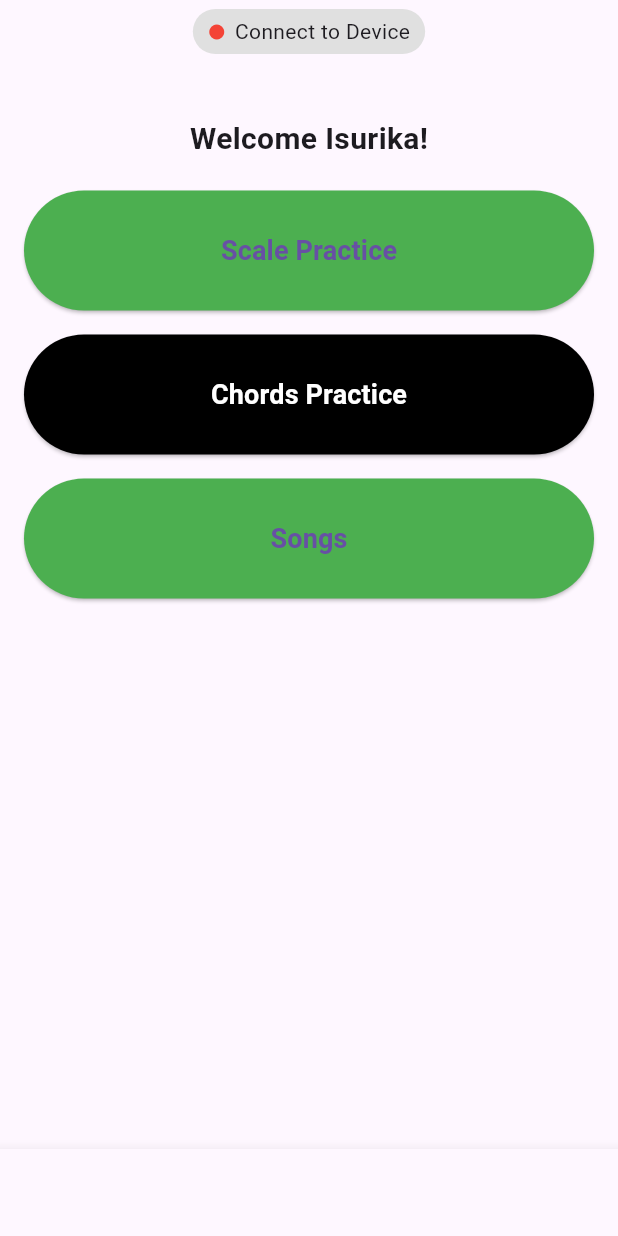
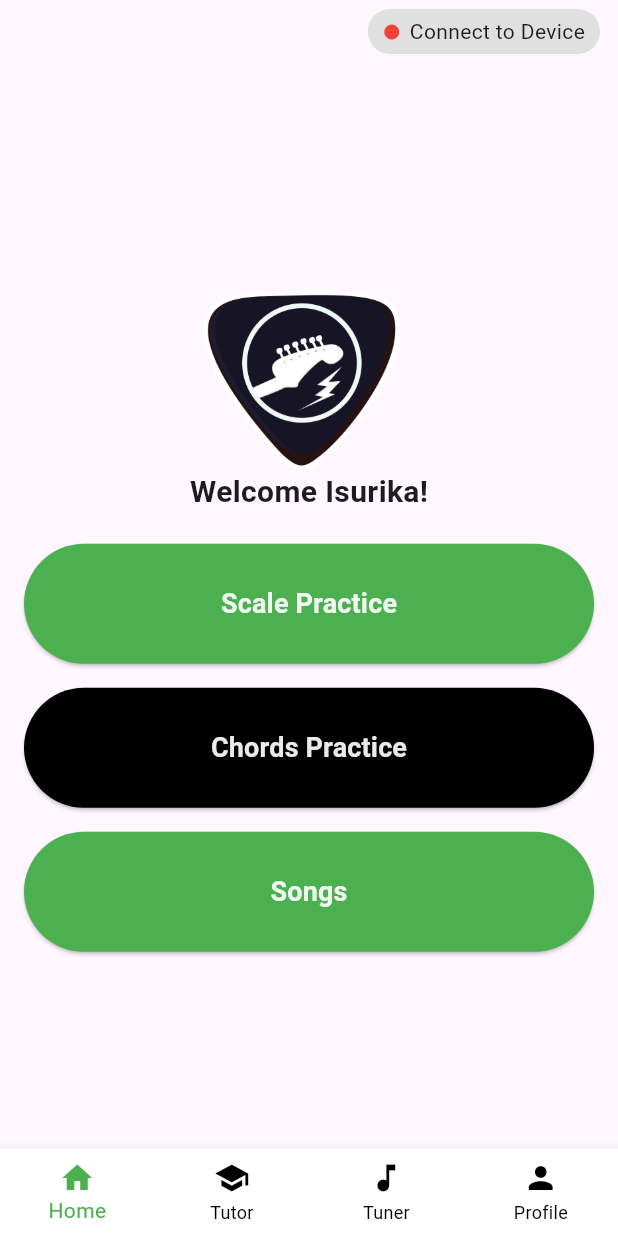
Before and after one commit to isurika23/Guitar-Pal, a Flutter app: the screen it shows after launch, on a phone screen of 412 x 824 dp. Run offline on Flutter 3.47's test engine with Material 3 defaults, Android fonts, the phone set to English and light mode, and no system bars.

Commit message:
add logo image and update app description; enhance main.dart with navigation and UI improvements

```diff
--- a/mobile_app/lib/main.dart
+++ b/mobile_app/lib/main.dart
@@ -1,24 +1,25 @@
 import 'package:flutter/material.dart';
-import 'package:provider/provider.dart';
 
 void main() {
   runApp(MyApp());
 }
 
+/// Root widget of the app
 class MyApp extends StatefulWidget {
   @override
   State<MyApp> createState() => _MyAppState();
 }
 
 class _MyAppState extends State<MyApp> {
-  int _currentIndex = 0;
-  bool _connected = false;
+  int _currentIndex = 0; // keeps track of which bottom nav tab is selected
+  bool _connected = false; // connection status (controls the top dot color)
 
+  // List of pages for bottom navigation
   final List<Widget> _pages = [
-    HomePage(),
-    TutorPage(),
-    Center(child: Text("Tuner Page")),
-    Center(child: Text("Profile Page")),
+    HomePage(), // Page 0
+    ChordPracticePage(), // Page 1
+    Center(child: Text("Tuner Page")), // Page 2
+    Center(child: Text("Profile Page")), // Page 3
   ];
 
   @override
@@ -27,17 +28,17 @@ class _MyAppState extends State<MyApp> {
       home: Scaffold(
         body: Column(
           children: [
-            // Top bar
+            // ------------------ Top bar with "Connect to Device" ------------------
             SafeArea(
               child: Container(
                 padding: EdgeInsets.symmetric(horizontal: 12, vertical: 6),
                 child: Row(
-                  mainAxisAlignment: MainAxisAlignment.center,
+                  mainAxisAlignment: MainAxisAlignment.end,
                   children: [
                     Container(
                       decoration: BoxDecoration(
-                        color: Colors.grey[300],
-                        borderRadius: BorderRadius.circular(20),
+                        color: Colors.grey[300], // light background
+                        borderRadius: BorderRadius.circular(20), // rounded pill
                       ),
                       padding: EdgeInsets.symmetric(
                         horizontal: 10,
@@ -45,13 +46,14 @@ class _MyAppState extends State<MyApp> {
                       ),
                       child: Row(
                         children: [
+                          // Circle changes color depending on _connected
                           Icon(
                             Icons.circle,
                             size: 12,
                             color: _connected ? Colors.green : Colors.red,
                           ),
                           SizedBox(width: 6),
-                          Text("Connect to Device"),
+                          Text(_connected ? "Connected" : "Connect to Device"),
                         ],
                       ),
                     ),
@@ -59,17 +61,25 @@ class _MyAppState extends State<MyApp> {
                 ),
               ),
             ),
-            // Page content
+
+            // ------------------ Page content (scrollable middle part) ------------------
             Expanded(child: _pages[_currentIndex]),
           ],
         ),
+
+        // ------------------ Bottom navigation bar ------------------
         bottomNavigationBar: BottomNavigationBar(
           currentIndex: _currentIndex,
           onTap: (index) {
             setState(() {
-              _currentIndex = index;
+              // print('Selected index: $index');
+              _currentIndex = index; // switch tab
             });
           },
+          selectedItemColor: Colors.green,
+          unselectedItemColor: Colors.black,
+          backgroundColor: Colors.white,
+          type: BottomNavigationBarType.fixed,
           items: [
             BottomNavigationBarItem(icon: Icon(Icons.home), label: "Home"),
             BottomNavigationBarItem(icon: Icon(Icons.school), label: "Tutor"),
@@ -85,37 +95,53 @@ class _MyAppState extends State<MyApp> {
   }
 }
 
+/// ------------------ Home Page ------------------
 class HomePage extends StatelessWidget {
   @override
   Widget build(BuildContext context) {
-    return SingleChildScrollView(
+    return Center(
+      child: SingleChildScrollView(
         padding: EdgeInsets.all(16),
         child: Column(
+          crossAxisAlignment: CrossAxisAlignment.center,
+          mainAxisAlignment: MainAxisAlignment.start,
           children: [
             SizedBox(height: 20),
+            // Image at the top
+            Image.asset("assets/images/logo-2287665_1280.png", height: 120),
+            // SizedBox(height: 20),
             Text(
               "Welcome Isurika!",
               style: TextStyle(fontSize: 20, fontWeight: FontWeight.bold),
             ),
             SizedBox(height: 20),
+
+            // Scale Practice button
             ElevatedButton(
               style: ElevatedButton.styleFrom(
                 backgroundColor: Colors.green,
-              minimumSize: Size(double.infinity, 80),
+                minimumSize: Size(double.infinity, 80), // full width
               ),
               onPressed: () {},
               child: Text(
                 "Scale Practice",
-              style: TextStyle(fontSize: 18, fontWeight: FontWeight.bold),
+                style: TextStyle(
+                  fontSize: 18,
+                  fontWeight: FontWeight.bold,
+                  color: const Color.fromARGB(234, 255, 255, 255),
+                ),
               ),
             ),
             SizedBox(height: 16),
+
+            // Chords Practice button (navigates to chord page)
             ElevatedButton(
               style: ElevatedButton.styleFrom(
                 backgroundColor: Colors.black,
                 minimumSize: Size(double.infinity, 80),
               ),
               onPressed: () {
+                // navigate to chord practice page
                 Navigator.push(
                   context,
                   MaterialPageRoute(builder: (context) => ChordPracticePage()),
@@ -126,11 +152,13 @@ class HomePage extends StatelessWidget {
                 style: TextStyle(
                   fontSize: 18,
                   fontWeight: FontWeight.bold,
-                color: Colors.white,
+                  color: const Color.fromARGB(234, 255, 255, 255),
                 ),
               ),
             ),
             SizedBox(height: 16),
+
+            // Songs button
             ElevatedButton(
               style: ElevatedButton.styleFrom(
                 backgroundColor: Colors.green,
@@ -139,15 +167,21 @@ class HomePage extends StatelessWidget {
               onPressed: () {},
               child: Text(
                 "Songs",
-              style: TextStyle(fontSize: 18, fontWeight: FontWeight.bold),
+                style: TextStyle(
+                  fontSize: 18,
+                  fontWeight: FontWeight.bold,
+                  color: const Color.fromARGB(234, 255, 255, 255),
+                ),
               ),
             ),
           ],
+        ),
       ),
     );
   }
 }
 
+/// ------------------ Tutor Page Placeholder ------------------
 class TutorPage extends StatelessWidget {
   @override
   Widget build(BuildContext context) {
@@ -155,16 +189,18 @@ class TutorPage extends StatelessWidget {
   }
 }
 
+/// ------------------ Chord Practice Page ------------------
 class ChordPracticePage extends StatefulWidget {
   @override
   _ChordPracticePageState createState() => _ChordPracticePageState();
 }
 
 class _ChordPracticePageState extends State<ChordPracticePage> {
-  String selectedNote = "C";
-  String chordType = "Major";
-  String showOption = "Finger position";
+  String selectedNote = "C"; // currently selected note
+  String chordType = "Major"; // selected chord type
+  String showOption = "Finger position"; // selected display option
 
+  // List of note buttons
   List<String> notes = [
     "C",
     "C#",
@@ -188,26 +224,32 @@ class _ChordPracticePageState extends State<ChordPracticePage> {
         child: Column(
           crossAxisAlignment: CrossAxisAlignment.start,
           children: [
+            // Title
             Text(
               "Select a Chord",
               style: TextStyle(fontSize: 18, fontWeight: FontWeight.bold),
             ),
             SizedBox(height: 10),
+
+            // ------------------ Note selection chips ------------------
             Wrap(
               spacing: 6,
               children: notes.map((note) {
                 return ChoiceChip(
                   label: Text(note),
-                  selected: selectedNote == note,
+                  selected: selectedNote == note, // highlight when selected
                   onSelected: (_) {
                     setState(() {
-                      selectedNote = note;
+                      selectedNote = note; // update selected note
                     });
                   },
                 );
               }).toList(),
             ),
+
             SizedBox(height: 20),
+
+            // ------------------ Chord type dropdown ------------------
             Row(
               children: [
                 Text("Type: "),
@@ -225,6 +267,8 @@ class _ChordPracticePageState extends State<ChordPracticePage> {
                 ),
               ],
             ),
+
+            // ------------------ Show option dropdown ------------------
             Row(
               children: [
                 Text("Show: "),
@@ -242,13 +286,19 @@ class _ChordPracticePageState extends State<ChordPracticePage> {
                 ),
               ],
             ),
+
             SizedBox(height: 20),
+
+            // ------------------ Chord name + notes ------------------
             Text(
-              "$selectedNote $chordType",
+              "$selectedNote $chordType", // e.g. "C Major"
               style: TextStyle(fontSize: 24, fontWeight: FontWeight.bold),
             ),
-            Text("C E G", style: TextStyle(fontSize: 18)),
+            Text("C E G", style: TextStyle(fontSize: 18)), // chord notes list
+
             SizedBox(height: 20),
+
+            // ------------------ Fretboard ------------------
             FretboardWidget(),
           ],
         ),
@@ -257,12 +307,14 @@ class _ChordPracticePageState extends State<ChordPracticePage> {
   }
 }
 
+/// ------------------ Fretboard Widget ------------------
+/// Displays strings, frets, and finger positions
 class FretboardWidget extends StatelessWidget {
   @override
   Widget build(BuildContext context) {
     return Column(
       children: [
-        // String names row
+        // String names row (E A D G B E)
         Row(
           mainAxisAlignment: MainAxisAlignment.spaceAround,
           children: ["E", "A", "D", "G", "B", "E"]
@@ -272,22 +324,26 @@ class FretboardWidget extends StatelessWidget {
               .toList(),
         ),
         SizedBox(height: 10),
-        // Example fretboard grid
+
+        // Example fretboard grid (5 frets x 6 strings)
         Column(
           children: List.generate(5, (fret) {
             return Row(
               mainAxisAlignment: MainAxisAlignment.spaceAround,
               children: List.generate(6, (string) {
+                // Fret 0 = open/muted string indicators
                 if (fret == 0) {
-                  // open string / muted string
                   return Icon(Icons.circle, size: 16, color: Colors.grey);
-                } else if (fret == 1 && string == 1) {
+                }
+                // Example chord finger positions:
+                else if (fret == 1 && string == 1) {
                   return Icon(Icons.circle, size: 20, color: Colors.red);
                 } else if (fret == 2 && string == 2) {
                   return Icon(Icons.circle, size: 20, color: Colors.green);
                 } else if (fret == 3 && string == 3) {
                   return Icon(Icons.circle, size: 20, color: Colors.blue);
                 }
+                // Empty fret
                 return Container(width: 20, height: 20);
               }),
             );
```
Also changed, not shown: mobile_app/pubspec.yaml (+5 -2 lines), mobile_app/assets/images/logo-2287665_1280.png (added). Lines whose indentation alone changed are shown as unchanged.
